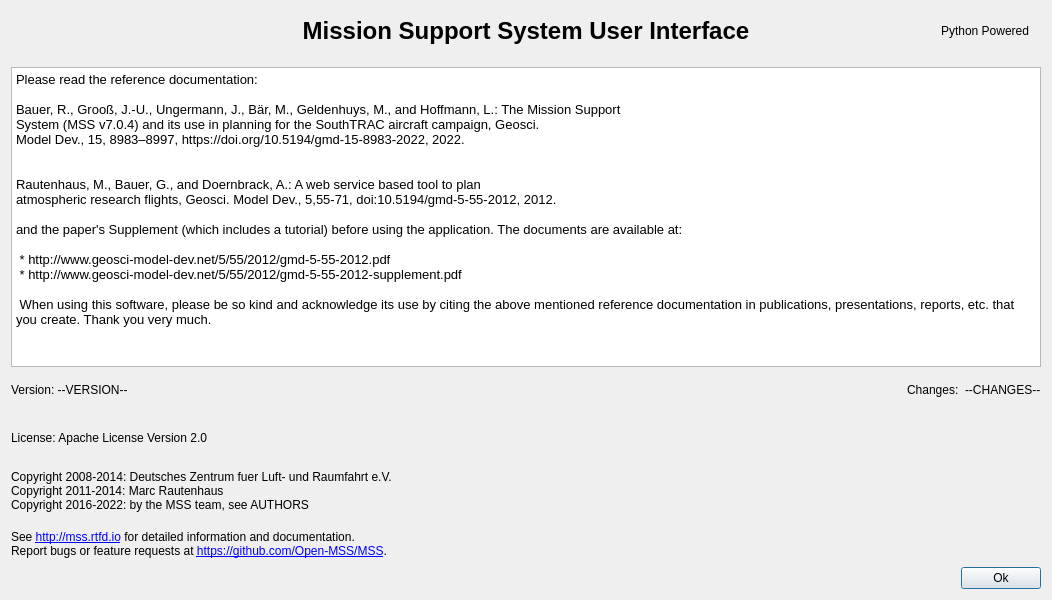
The window that mslib/msui/ui/ui_about_dialog.ui (Open-MSS/MSS) describes before a commit, drawn with Qt 5.
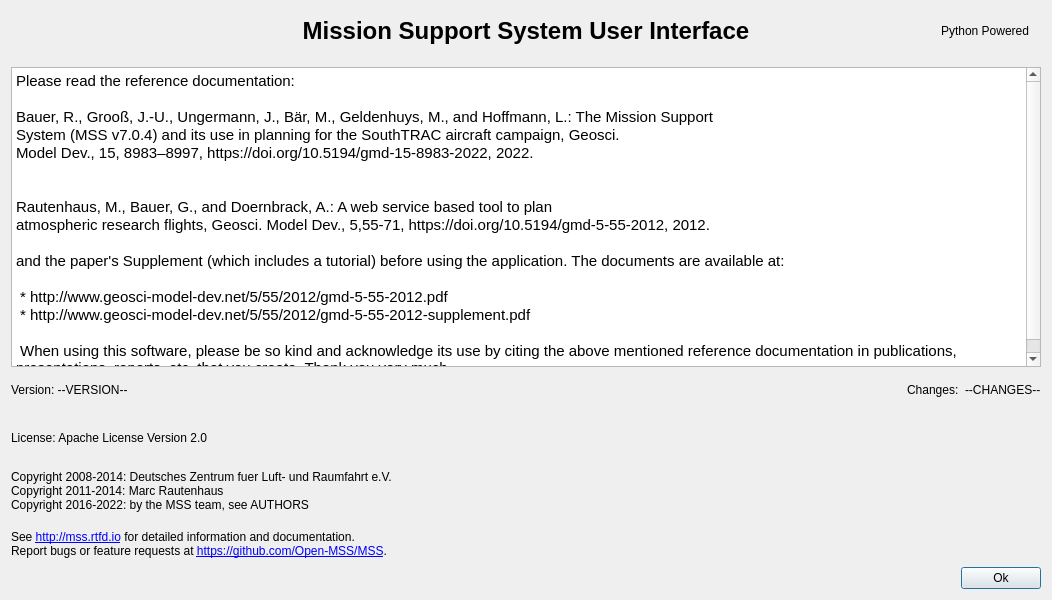
The same window after the commit.

Commit message: Font and url edited

What changed in the file:
```diff
--- a/mslib/msui/ui/ui_about_dialog.ui
+++ b/mslib/msui/ui/ui_about_dialog.ui
@@ -139,23 +139,23 @@
         <string>&lt;!DOCTYPE HTML PUBLIC &quot;-//W3C//DTD HTML 4.0//EN&quot; &quot;http://www.w3.org/TR/REC-html40/strict.dtd&quot;&gt;
 &lt;html&gt;&lt;head&gt;&lt;meta name=&quot;qrichtext&quot; content=&quot;1&quot; /&gt;&lt;style type=&quot;text/css&quot;&gt;
 p, li { white-space: pre-wrap; }
-&lt;/style&gt;&lt;/head&gt;&lt;body style=&quot; font-family:'Sans Serif'; font-size:9pt; font-weight:400; font-style:normal;&quot;&gt;
-&lt;p style=&quot; margin-top:0px; margin-bottom:0px; margin-left:0px; margin-right:0px; -qt-block-indent:0; text-indent:0px;&quot;&gt;&lt;span style=&quot; font-size:10pt;&quot;&gt;Please read the reference documentation:&lt;/span&gt;&lt;/p&gt;
-&lt;p style=&quot;-qt-paragraph-type:empty; margin-top:0px; margin-bottom:0px; margin-left:0px; margin-right:0px; -qt-block-indent:0; text-indent:0px; font-size:10pt;&quot;&gt;&lt;br /&gt;&lt;/p&gt;
-&lt;p style=&quot; margin-top:0px; margin-bottom:0px; margin-left:0px; margin-right:0px; -qt-block-indent:0; text-indent:0px;&quot;&gt;&lt;span style=&quot; font-size:10pt;&quot;&gt;Bauer, R., Grooß, J.-U., Ungermann, J., Bär, M., Geldenhuys, M., and Hoffmann, L.: The Mission Support&lt;/span&gt;&lt;/p&gt;
-&lt;p style=&quot; margin-top:0px; margin-bottom:0px; margin-left:0px; margin-right:0px; -qt-block-indent:0; text-indent:0px;&quot;&gt;&lt;span style=&quot; font-size:10pt;&quot;&gt;System (MSS v7.0.4) and its use in planning for the SouthTRAC aircraft campaign, Geosci.&lt;/span&gt;&lt;/p&gt;
-&lt;p style=&quot; margin-top:0px; margin-bottom:0px; margin-left:0px; margin-right:0px; -qt-block-indent:0; text-indent:0px;&quot;&gt;&lt;span style=&quot; font-size:10pt;&quot;&gt;Model Dev., 15, 8983–8997, https://doi.org/10.5194/gmd-15-8983-2022, 2022.&lt;/span&gt;&lt;/p&gt;
-&lt;p style=&quot;-qt-paragraph-type:empty; margin-top:0px; margin-bottom:0px; margin-left:0px; margin-right:0px; -qt-block-indent:0; text-indent:0px; font-size:10pt;&quot;&gt;&lt;br /&gt;&lt;/p&gt;
-&lt;p style=&quot;-qt-paragraph-type:empty; margin-top:0px; margin-bottom:0px; margin-left:0px; margin-right:0px; -qt-block-indent:0; text-indent:0px; font-size:10pt;&quot;&gt;&lt;br /&gt;&lt;/p&gt;
-&lt;p style=&quot; margin-top:0px; margin-bottom:0px; margin-left:0px; margin-right:0px; -qt-block-indent:0; text-indent:0px;&quot;&gt;&lt;span style=&quot; font-size:10pt;&quot;&gt;Rautenhaus, M., Bauer, G., and Doernbrack, A.: A web service based tool to plan&lt;/span&gt;&lt;/p&gt;
-&lt;p style=&quot; margin-top:0px; margin-bottom:0px; margin-left:0px; margin-right:0px; -qt-block-indent:0; text-indent:0px;&quot;&gt;&lt;span style=&quot; font-size:10pt;&quot;&gt;atmospheric research flights, Geosci. Model Dev., 5,55-71, doi:10.5194/gmd-5-55-2012, 2012.&lt;/span&gt;&lt;/p&gt;
-&lt;p style=&quot;-qt-paragraph-type:empty; margin-top:0px; margin-bottom:0px; margin-left:0px; margin-right:0px; -qt-block-indent:0; text-indent:0px; font-size:10pt;&quot;&gt;&lt;br /&gt;&lt;/p&gt;
-&lt;p style=&quot; margin-top:0px; margin-bottom:0px; margin-left:0px; margin-right:0px; -qt-block-indent:0; text-indent:0px;&quot;&gt;&lt;span style=&quot; font-size:10pt;&quot;&gt;and the paper's Supplement (which includes a tutorial) before using the application. The documents are available at:&lt;/span&gt;&lt;/p&gt;
-&lt;p style=&quot;-qt-paragraph-type:empty; margin-top:0px; margin-bottom:0px; margin-left:0px; margin-right:0px; -qt-block-indent:0; text-indent:0px; font-size:10pt;&quot;&gt;&lt;br /&gt;&lt;/p&gt;
-&lt;p style=&quot; margin-top:0px; margin-bottom:0px; margin-left:0px; margin-right:0px; -qt-block-indent:0; text-indent:0px;&quot;&gt;&lt;span style=&quot; font-size:10pt;&quot;&gt; * http://www.geosci-model-dev.net/5/55/2012/gmd-5-55-2012.pdf&lt;/span&gt;&lt;/p&gt;
-&lt;p style=&quot; margin-top:0px; margin-bottom:0px; margin-left:0px; margin-right:0px; -qt-block-indent:0; text-indent:0px;&quot;&gt;&lt;span style=&quot; font-size:10pt;&quot;&gt; * http://www.geosci-model-dev.net/5/55/2012/gmd-5-55-2012-supplement.pdf&lt;/span&gt;&lt;/p&gt;
-&lt;p style=&quot; margin-top:0px; margin-bottom:0px; margin-left:0px; margin-right:0px; -qt-block-indent:0; text-indent:0px;&quot;&gt;&lt;span style=&quot; font-size:10pt;&quot;&gt; &lt;/span&gt;&lt;/p&gt;
-&lt;p style=&quot; margin-top:0px; margin-bottom:0px; margin-left:0px; margin-right:0px; -qt-block-indent:0; text-indent:0px;&quot;&gt;&lt;span style=&quot; font-size:10pt;&quot;&gt; When using this software, please be so kind and acknowledge its use by citing the above mentioned reference documentation in publications, presentations, reports, etc. that you create. Thank you very much.&lt;/span&gt;&lt;/p&gt;&lt;/body&gt;&lt;/html&gt;</string>
+&lt;/style&gt;&lt;/head&gt;&lt;body style=&quot; font-family:'Ubuntu'; font-size:11pt; font-weight:400; font-style:normal;&quot;&gt;
+&lt;p style=&quot; margin-top:0px; margin-bottom:0px; margin-left:0px; margin-right:0px; -qt-block-indent:0; text-indent:0px;&quot;&gt;&lt;span style=&quot; font-family:'Sans Serif';&quot;&gt;Please read the reference documentation:&lt;/span&gt;&lt;/p&gt;
+&lt;p style=&quot;-qt-paragraph-type:empty; margin-top:0px; margin-bottom:0px; margin-left:0px; margin-right:0px; -qt-block-indent:0; text-indent:0px; font-family:'Sans Serif';&quot;&gt;&lt;br /&gt;&lt;/p&gt;
+&lt;p style=&quot; margin-top:0px; margin-bottom:0px; margin-left:0px; margin-right:0px; -qt-block-indent:0; text-indent:0px;&quot;&gt;&lt;span style=&quot; font-family:'Sans Serif';&quot;&gt;Bauer, R., Grooß, J.-U., Ungermann, J., Bär, M., Geldenhuys, M., and Hoffmann, L.: The Mission Support&lt;/span&gt;&lt;/p&gt;
+&lt;p style=&quot; margin-top:0px; margin-bottom:0px; margin-left:0px; margin-right:0px; -qt-block-indent:0; text-indent:0px;&quot;&gt;&lt;span style=&quot; font-family:'Sans Serif';&quot;&gt;System (MSS v7.0.4) and its use in planning for the SouthTRAC aircraft campaign, Geosci.&lt;/span&gt;&lt;/p&gt;
+&lt;p style=&quot; margin-top:0px; margin-bottom:0px; margin-left:0px; margin-right:0px; -qt-block-indent:0; text-indent:0px;&quot;&gt;&lt;span style=&quot; font-family:'Sans Serif';&quot;&gt;Model Dev., 15, 8983–8997, https://doi.org/10.5194/gmd-15-8983-2022, 2022.&lt;/span&gt;&lt;/p&gt;
+&lt;p style=&quot;-qt-paragraph-type:empty; margin-top:0px; margin-bottom:0px; margin-left:0px; margin-right:0px; -qt-block-indent:0; text-indent:0px; font-family:'Sans Serif';&quot;&gt;&lt;br /&gt;&lt;/p&gt;
+&lt;p style=&quot;-qt-paragraph-type:empty; margin-top:0px; margin-bottom:0px; margin-left:0px; margin-right:0px; -qt-block-indent:0; text-indent:0px; font-family:'Sans Serif';&quot;&gt;&lt;br /&gt;&lt;/p&gt;
+&lt;p style=&quot; margin-top:0px; margin-bottom:0px; margin-left:0px; margin-right:0px; -qt-block-indent:0; text-indent:0px;&quot;&gt;&lt;span style=&quot; font-family:'Sans Serif';&quot;&gt;Rautenhaus, M., Bauer, G., and Doernbrack, A.: A web service based tool to plan&lt;/span&gt;&lt;/p&gt;
+&lt;p style=&quot; margin-top:0px; margin-bottom:0px; margin-left:0px; margin-right:0px; -qt-block-indent:0; text-indent:0px;&quot;&gt;&lt;span style=&quot; font-family:'Sans Serif';&quot;&gt;atmospheric research flights, Geosci. Model Dev., 5,55-71, https://doi.org/10.5194/gmd-5-55-2012, 2012.&lt;/span&gt;&lt;/p&gt;
+&lt;p style=&quot;-qt-paragraph-type:empty; margin-top:0px; margin-bottom:0px; margin-left:0px; margin-right:0px; -qt-block-indent:0; text-indent:0px; font-family:'Sans Serif';&quot;&gt;&lt;br /&gt;&lt;/p&gt;
+&lt;p style=&quot; margin-top:0px; margin-bottom:0px; margin-left:0px; margin-right:0px; -qt-block-indent:0; text-indent:0px;&quot;&gt;&lt;span style=&quot; font-family:'Sans Serif';&quot;&gt;and the paper's Supplement (which includes a tutorial) before using the application. The documents are available at:&lt;/span&gt;&lt;/p&gt;
+&lt;p style=&quot;-qt-paragraph-type:empty; margin-top:0px; margin-bottom:0px; margin-left:0px; margin-right:0px; -qt-block-indent:0; text-indent:0px; font-family:'Sans Serif';&quot;&gt;&lt;br /&gt;&lt;/p&gt;
+&lt;p style=&quot; margin-top:0px; margin-bottom:0px; margin-left:0px; margin-right:0px; -qt-block-indent:0; text-indent:0px;&quot;&gt;&lt;span style=&quot; font-family:'Sans Serif';&quot;&gt; * http://www.geosci-model-dev.net/5/55/2012/gmd-5-55-2012.pdf&lt;/span&gt;&lt;/p&gt;
+&lt;p style=&quot; margin-top:0px; margin-bottom:0px; margin-left:0px; margin-right:0px; -qt-block-indent:0; text-indent:0px;&quot;&gt;&lt;span style=&quot; font-family:'Sans Serif';&quot;&gt; * http://www.geosci-model-dev.net/5/55/2012/gmd-5-55-2012-supplement.pdf&lt;/span&gt;&lt;/p&gt;
+&lt;p style=&quot; margin-top:0px; margin-bottom:0px; margin-left:0px; margin-right:0px; -qt-block-indent:0; text-indent:0px;&quot;&gt;&lt;span style=&quot; font-family:'Sans Serif';&quot;&gt; &lt;/span&gt;&lt;/p&gt;
+&lt;p style=&quot; margin-top:0px; margin-bottom:0px; margin-left:0px; margin-right:0px; -qt-block-indent:0; text-indent:0px;&quot;&gt;&lt;span style=&quot; font-family:'Sans Serif';&quot;&gt; When using this software, please be so kind and acknowledge its use by citing the above mentioned reference documentation in publications, presentations, reports, etc. that you create. Thank you very much.&lt;/span&gt;&lt;/p&gt;&lt;/body&gt;&lt;/html&gt;</string>
        </property>
       </widget>
      </item>
```
The commit also changes 1 other file.
